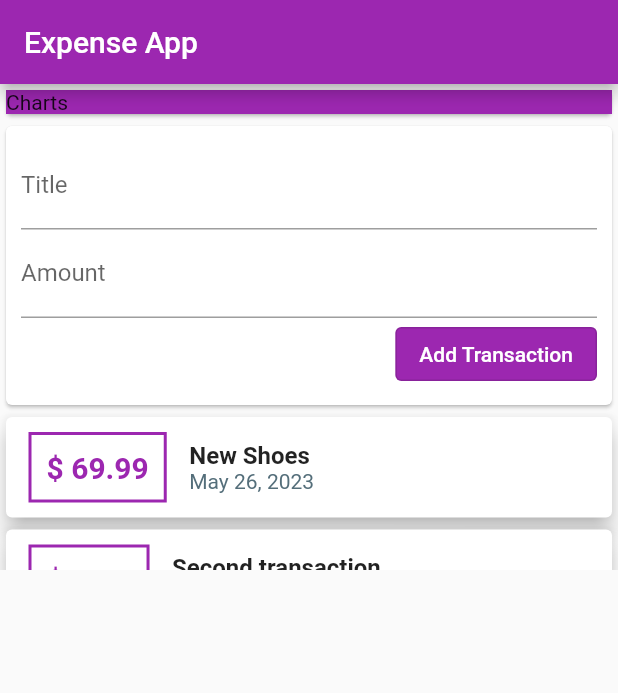
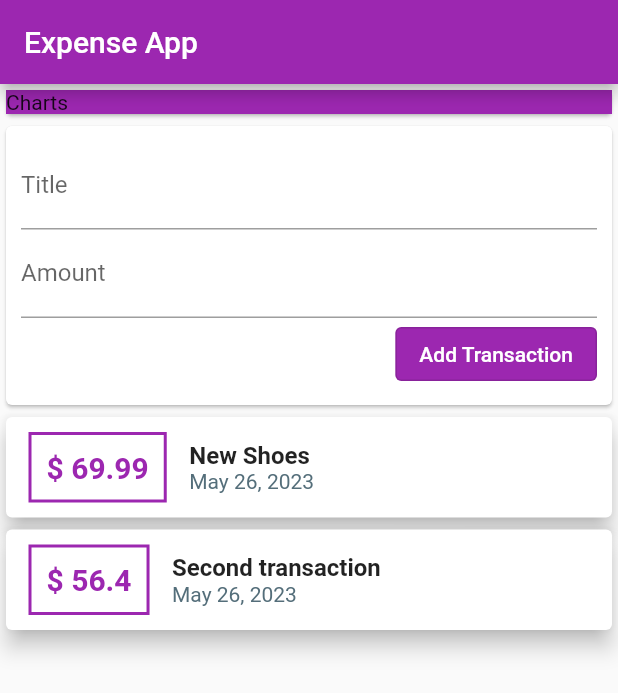
Before and after one commit to worashf/Complete-flutter, a Flutter app: the screen it shows after launch, on a phone screen of 412 x 824 dp. Shown: the top 693 px of the screen. Run offline on Flutter 3.47's test engine with Material 2 defaults, Android fonts, the phone set to English and light mode, and no system bars.

Commit message:
Add list view builder

```diff
--- a/lib/widgets/transaction_list.dart
+++ b/lib/widgets/transaction_list.dart
@@ -9,9 +9,10 @@ class TransactionList extends StatelessWidget {
 
   @override
   Widget build(BuildContext context) {
-    return Column(
-      children: [
-        ...transactions.map((transaction) {
+    return Container(
+      height: 300,
+      child: ListView.builder(
+        itemBuilder: (context, index) {
           return Card(
               elevation: 6,
               child: Row(
@@ -26,7 +27,7 @@ class TransactionList extends StatelessWidget {
                       )),
                       padding: const EdgeInsets.all(10),
                       child: Text(
-                        "\$ ${transaction.amount}",
+                        "\$ ${transactions[index].amount}",
                         style: const TextStyle(
                             fontWeight: FontWeight.bold,
                             fontSize: 20,
@@ -36,20 +37,21 @@ class TransactionList extends StatelessWidget {
                     crossAxisAlignment: CrossAxisAlignment.start,
                     children: [
                       Text(
-                        transaction.title,
+                        transactions[index].title,
                         style: const TextStyle(
                             fontSize: 16, fontWeight: FontWeight.bold),
                       ),
                       Text(
-                        DateFormat.yMMMMd().format(transaction.date),
+                        DateFormat.yMMMMd().format(transactions[index].date),
                         style: TextStyle(color: Colors.blueGrey[600]),
                       )
                     ],
                   )
                 ],
               ));
-        }).toList()
-      ],
+        },
+        itemCount: transactions.length,
+      ),
     );
   }
 }
--- a/lib/widgets/user_transactions.dart
+++ b/lib/widgets/user_transactions.dart
@@ -31,13 +31,11 @@ class _UserTransactionsState extends State<UserTransactions> {
 
   @override
   Widget build(BuildContext context) {
-    return SizedBox(
-        height: 300,
-        child: ListView(
-          children: [
-            NewTransaction(_addTransaction),
-            TransactionList(_userTransactions)
-          ],
-        ));
+    return Column(
+      children: [
+        NewTransaction(_addTransaction),
+        TransactionList(_userTransactions)
+      ],
+    );
   }
 }
```
